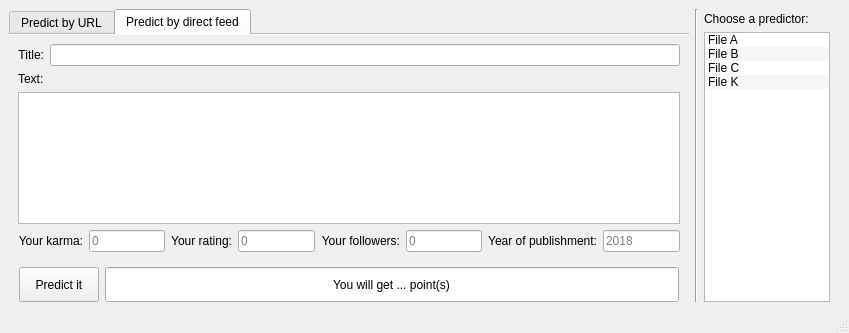
This is src/habrating/mainwindow.ui in mmmm1998/--- as Qt 5 draws it before an edit. The edited form follows.
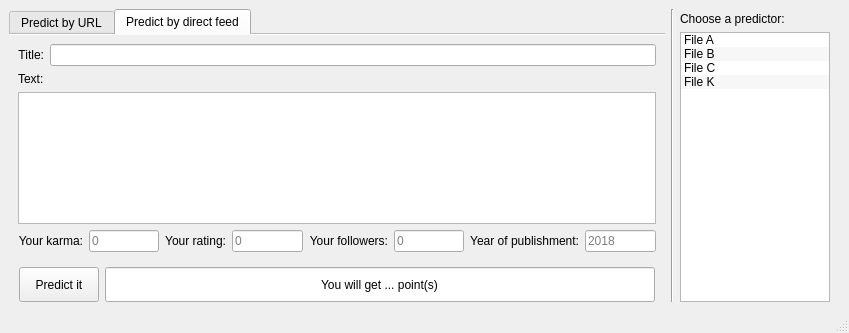
This is the edited form. The open tabs and pages were chosen to show the change.

Commit message: Tweaked window size

Diff of the .ui file:
```diff
--- a/src/habrating/mainwindow.ui
+++ b/src/habrating/mainwindow.ui
@@ -205,7 +205,7 @@
                 <widget class="QLineEdit" name="akarma_edit">
                  <property name="minimumSize">
                   <size>
-                   <width>50</width>
+                   <width>55</width>
                    <height>0</height>
                   </size>
                  </property>
@@ -234,7 +234,7 @@
                 <widget class="QLineEdit" name="arating_edit">
                  <property name="minimumSize">
                   <size>
-                   <width>50</width>
+                   <width>55</width>
                    <height>0</height>
                   </size>
                  </property>
@@ -261,9 +261,15 @@
                </item>
                <item>
                 <widget class="QLineEdit" name="asubs_edit">
+                 <property name="sizePolicy">
+                  <sizepolicy hsizetype="Expanding" vsizetype="Fixed">
+                   <horstretch>0</horstretch>
+                   <verstretch>0</verstretch>
+                  </sizepolicy>
+                 </property>
                  <property name="minimumSize">
                   <size>
-                   <width>50</width>
+                   <width>55</width>
                    <height>0</height>
                   </size>
                  </property>
@@ -290,9 +296,15 @@
                </item>
                <item>
                 <widget class="QLineEdit" name="year_edit">
+                 <property name="sizePolicy">
+                  <sizepolicy hsizetype="Expanding" vsizetype="Fixed">
+                   <horstretch>0</horstretch>
+                   <verstretch>0</verstretch>
+                  </sizepolicy>
+                 </property>
                  <property name="minimumSize">
                   <size>
-                   <width>50</width>
+                   <width>55</width>
                    <height>0</height>
                   </size>
                  </property>
@@ -423,6 +435,12 @@
           <verstretch>0</verstretch>
          </sizepolicy>
         </property>
+        <property name="minimumSize">
+         <size>
+          <width>150</width>
+          <height>0</height>
+         </size>
+        </property>
         <property name="alternatingRowColors">
          <bool>true</bool>
         </property>
```
Left out of the diff: 7 changed lines with no effect on the pictures.
